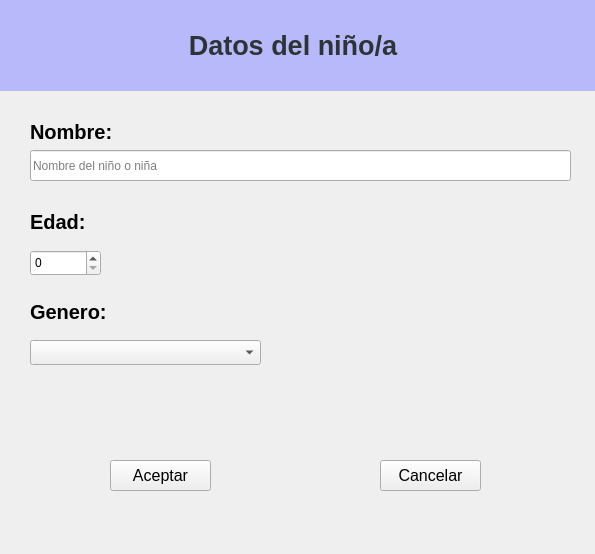
mmoraleso/RoboTEA, file interfaz/cuestionarioAlta.ui: the form before one commit.
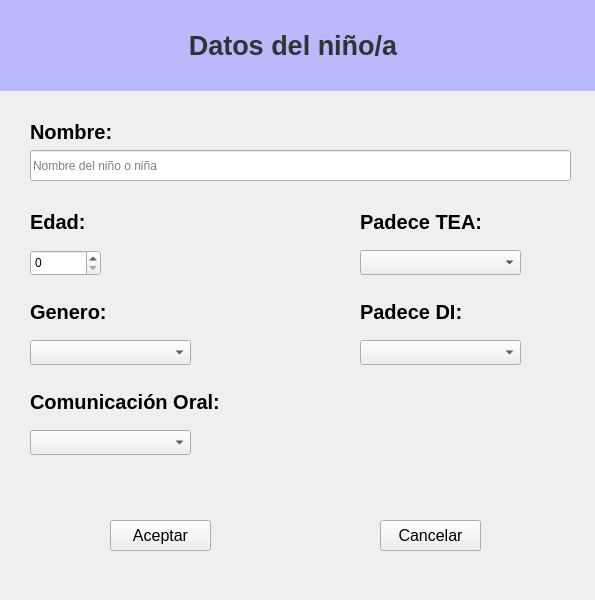
The form after the commit. Icons and pictures are not drawn.

What changed in the file:
```diff
--- a/interfaz/cuestionarioAlta.ui
+++ b/interfaz/cuestionarioAlta.ui
@@ -7,7 +7,7 @@
     <x>0</x>
     <y>0</y>
     <width>595</width>
-    <height>554</height>
+    <height>600</height>
    </rect>
   </property>
   <property name="windowTitle">
@@ -72,7 +72,7 @@
      <x>0</x>
      <y>90</y>
      <width>601</width>
-     <height>461</height>
+     <height>509</height>
     </rect>
    </property>
    <property name="sizePolicy">
@@ -202,7 +202,7 @@
      <rect>
       <x>30</x>
       <y>250</y>
-      <width>231</width>
+      <width>161</width>
       <height>25</height>
      </rect>
     </property>
@@ -211,7 +211,7 @@
     <property name="geometry">
      <rect>
       <x>110</x>
-      <y>370</y>
+      <y>430</y>
       <width>101</width>
       <height>31</height>
      </rect>
@@ -239,7 +239,7 @@
     <property name="geometry">
      <rect>
       <x>380</x>
-      <y>370</y>
+      <y>430</y>
       <width>101</width>
       <height>31</height>
      </rect>
@@ -269,6 +269,123 @@
      </size>
     </property>
    </widget>
+   <widget class="QLabel" name="label_5">
+    <property name="geometry">
+     <rect>
+      <x>360</x>
+      <y>120</y>
+      <width>140</width>
+      <height>24</height>
+     </rect>
+    </property>
+    <property name="minimumSize">
+     <size>
+      <width>100</width>
+      <height>0</height>
+     </size>
+    </property>
+    <property name="font">
+     <font>
+      <pointsize>15</pointsize>
+      <weight>75</weight>
+      <bold>true</bold>
+     </font>
+    </property>
+    <property name="styleSheet">
+     <string notr="true"/>
+    </property>
+    <property name="text">
+     <string>Padece TEA:</string>
+    </property>
+   </widget>
+   <widget class="QComboBox" name="comboBox_tea">
+    <property name="geometry">
+     <rect>
+      <x>360</x>
+      <y>160</y>
+      <width>161</width>
+      <height>25</height>
+     </rect>
+    </property>
+   </widget>
+   <widget class="QLabel" name="label_6">
+    <property name="geometry">
+     <rect>
+      <x>360</x>
+      <y>210</y>
+      <width>121</width>
+      <height>24</height>
+     </rect>
+    </property>
+    <property name="minimumSize">
+     <size>
+      <width>100</width>
+      <height>0</height>
+     </size>
+    </property>
+    <property name="font">
+     <font>
+      <pointsize>15</pointsize>
+      <weight>75</weight>
+      <bold>true</bold>
+     </font>
+    </property>
+    <property name="styleSheet">
+     <string notr="true"/>
+    </property>
+    <property name="text">
+     <string>Padece DI:</string>
+    </property>
+   </widget>
+   <widget class="QComboBox" name="comboBox_di">
+    <property name="geometry">
+     <rect>
+      <x>360</x>
+      <y>250</y>
+      <width>161</width>
+      <height>25</height>
+     </rect>
+    </property>
+   </widget>
+   <widget class="QLabel" name="label_7">
+    <property name="geometry">
+     <rect>
+      <x>30</x>
+      <y>300</y>
+      <width>219</width>
+      <height>24</height>
+     </rect>
+    </property>
+    <property name="minimumSize">
+     <size>
+      <width>100</width>
+      <height>0</height>
+     </size>
+    </property>
+    <property name="font">
+     <font>
+      <pointsize>15</pointsize>
+      <weight>75</weight>
+      <bold>true</bold>
+     </font>
+    </property>
+    <property name="styleSheet">
+     <string notr="true"/>
+    </property>
+    <property name="text">
+     <string>Comunicación Oral:</string>
+    </property>
+   </widget>
+   <widget class="QComboBox" name="comboBox_comoral">
+    <property name="geometry">
+     <rect>
+      <x>30</x>
+      <y>340</y>
+      <width>161</width>
+      <height>25</height>
+     </rect>
+    </property>
+   </widget>
   </widget>
  </widget>
  <resources>
```
